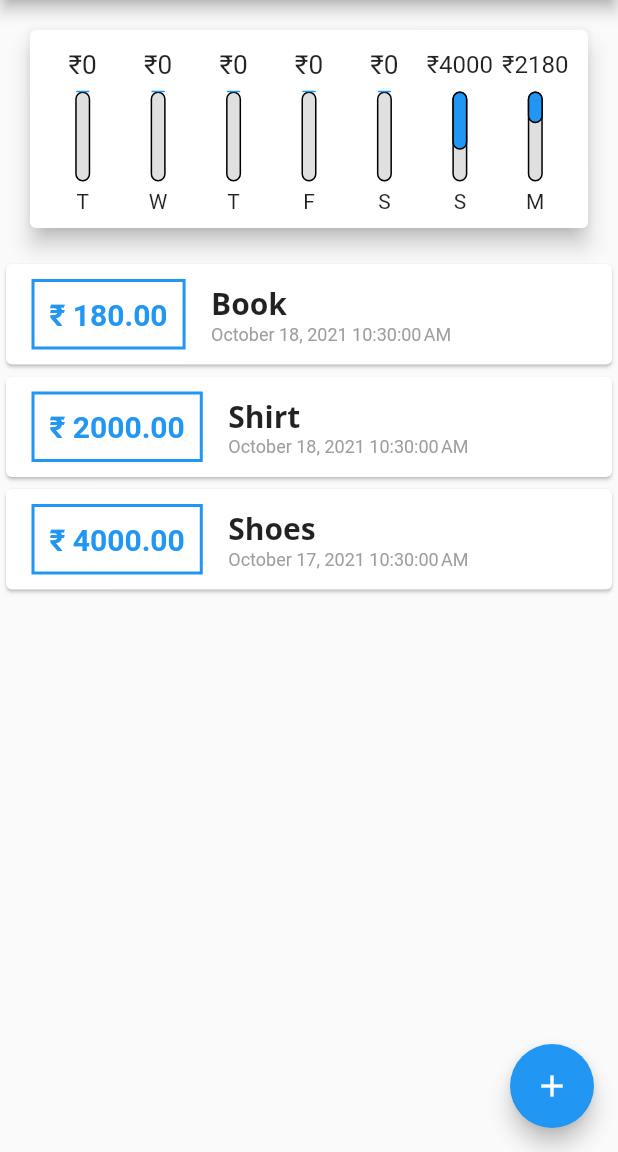
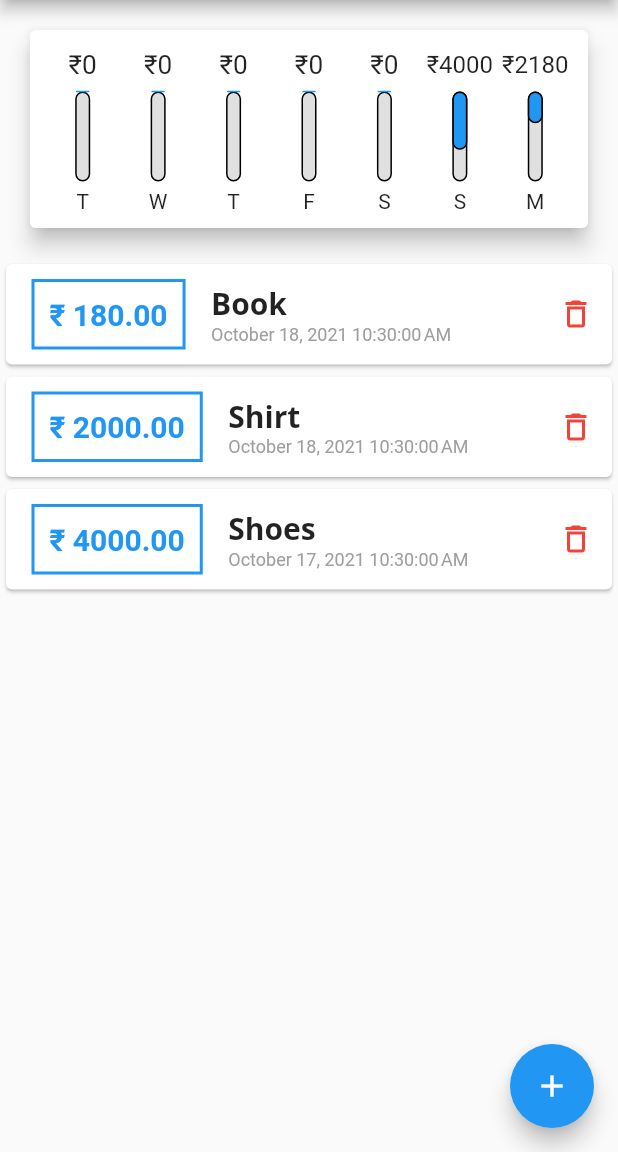
Before and after one commit to DeepeshDragoneel/flutter_expenditure_tracker, a Flutter app: the screen it shows after launch, on a phone screen of 412 x 824 dp, the part 84-1236 px from its top. Run offline on Flutter 3.47's test engine with Material 2 defaults, Android fonts, the phone set to English and light mode, and no system bars.

Commit message:
Removing Transactions

```diff
--- a/lib/main.dart
+++ b/lib/main.dart
@@ -45,7 +45,8 @@ class _MyHomePageState extends State<MyHomePage> {
   final List<Transaction> transactions = [
     Transaction("t1", "Book", 180, DateTime.now()),
     Transaction("t2", "Shirt", 2000, DateTime.now()),
-    Transaction("t3", "Shoes", 4000, DateTime.now().subtract(Duration(days: 1))),
+    Transaction(
+        "t3", "Shoes", 4000, DateTime.now().subtract(Duration(days: 1))),
   ];
 
   List<Transaction> get weekTransactions {
@@ -61,6 +62,12 @@ class _MyHomePageState extends State<MyHomePage> {
 
     setState(() {
       transactions.add(newTransaction);
+    });
+  }
+
+  void deleteTransaction(String id) {
+    setState(() {
+      transactions.removeWhere((element) => element.id == id);
     });
   }
 
@@ -95,7 +102,7 @@ class _MyHomePageState extends State<MyHomePage> {
           mainAxisAlignment: MainAxisAlignment.start,
           children: <Widget>[
             Chart(weekTransactions),
-            TransactionList(transactions),
+            TransactionList(transactions, deleteTransaction),
           ],
         ),
       ),
--- a/lib/widgets/transactionList.dart
+++ b/lib/widgets/transactionList.dart
@@ -5,7 +5,8 @@ import "../models/transaction.dart";
 
 class TransactionList extends StatelessWidget {
   final List<Transaction> transactions;
-  TransactionList(this.transactions);
+  final Function deleteTransaction;
+  TransactionList(this.transactions, this.deleteTransaction);
   @override
   Widget build(BuildContext context) {
     return Container(
@@ -57,7 +58,15 @@ class TransactionList extends StatelessWidget {
                                   fontSize: 12,
                                   color: Colors.grey,
                                 )),
-                          ])
+                          ]),
+                      Spacer(),
+                      IconButton(
+                          onPressed: () =>
+                              deleteTransaction(transactions[idx].id),
+                          icon: Icon(
+                            Icons.delete_outline,
+                            color: Colors.red,
+                          ))
                     ],
                   ));
                 },
```
